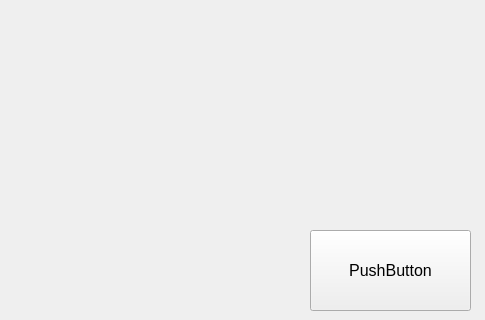
First picture: the form in mainwindow.ui, repository sangpham2710/CS163-Project, before the edit; both pictures show x 0 to 485 and y 0 to 320 of the 800 by 600 pixel window.
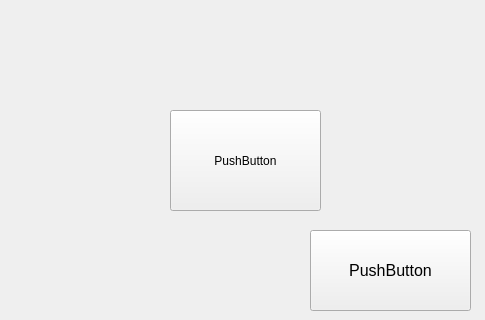
Second picture: the form after the edit.

Patch:
```diff
--- a/mainwindow.ui
+++ b/mainwindow.ui
@@ -32,6 +32,19 @@
      <string>PushButton</string>
     </property>
    </widget>
+   <widget class="QPushButton" name="pushButton_2">
+    <property name="geometry">
+     <rect>
+      <x>170</x>
+      <y>110</y>
+      <width>151</width>
+      <height>101</height>
+     </rect>
+    </property>
+    <property name="text">
+     <string>PushButton</string>
+    </property>
+   </widget>
   </widget>
   <widget class="QMenuBar" name="menubar">
    <property name="geometry">
```
Left out of the diff: 2 changed lines with no effect on the pictures.
